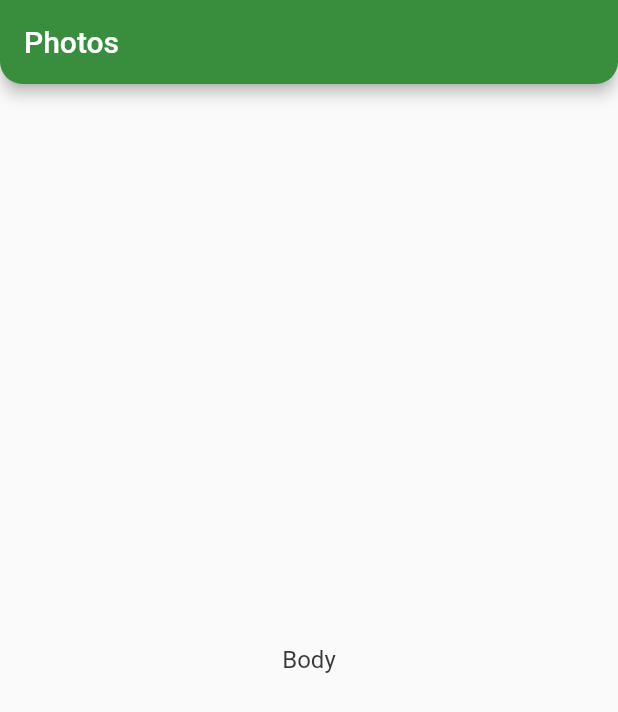
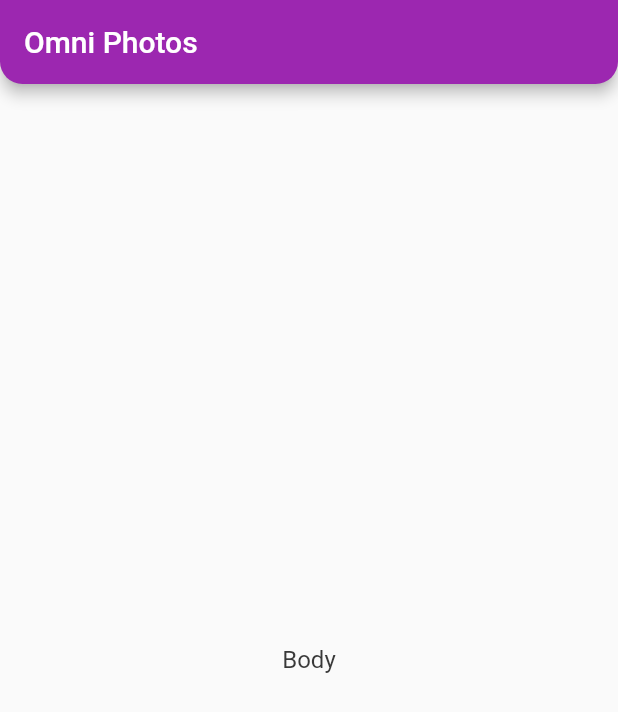
Before and after one commit to pabloj3d/omni_channel_pro, a Flutter app: the screen it shows after launch, on a phone screen of 412 x 824 dp. Shown: the top 712 px of the screen. Run offline on Flutter 3.47's test engine with Material 2 defaults, Android fonts, the light colour scheme and no system bars; our stand-ins replace flutter_dotenv.

Commit message:
Colors App

```diff
--- a/lib/main.dart
+++ b/lib/main.dart
@@ -1,6 +1,6 @@
 import 'package:flutter/material.dart';
+import 'package:omni_pro_app/src/core/config/theme_config.dart';
 import 'package:omni_pro_app/src/core/paths/lib_paths.dart';
-import 'package:omni_pro_app/src/modules/atomic_module.dart/ions/lib_ions.dart';
 
 void main() async {
   await DotEnvPaths.load();
@@ -14,10 +14,9 @@
   @override
   Widget build(BuildContext context) {
     return MaterialApp(
-      title: 'Flutter Demo',
-      theme: ThemeData(
-        primarySwatch: ColorsApp.primarySwatch,
-      ),
+      debugShowCheckedModeBanner: false,
+      title: 'Prueba Omni',
+      theme: ThemeConfigApp.themeApp,
       initialRoute: 'home',
       routes: routes,
     );
--- /dev/null
+++ b/lib/src/core/config/theme_config.dart
@@ -0,0 +1,10 @@
+import 'package:flutter/material.dart';
+import 'package:omni_pro_app/src/modules/atomic_module.dart/ions/lib_ions.dart';
+
+class ThemeConfigApp {
+  static ThemeData get _theme =>
+      ThemeData(primarySwatch: ColorsApp.primarySwatch);
+
+  static ThemeData get themeApp => _theme.copyWith(
+      colorScheme: _theme.colorScheme.copyWith(secondary: ColorsApp.secundary));
+}
--- a/lib/src/modules/atomic_module.dart/atoms/appbar_atoms/appbar_atom.dart
+++ b/lib/src/modules/atomic_module.dart/atoms/appbar_atoms/appbar_atom.dart
@@ -11,7 +11,6 @@
   }) : super(
           key: key,
           title: StyleAppBarAtom.title(title),
-          backgroundColor: ColorsApp.secundary,
           leading: leading,
           actions: actions,
           shape: StyleAppBarAtom.shape(radius),
--- a/lib/src/modules/photo_list_module/photo_list_view.dart
+++ b/lib/src/modules/photo_list_module/photo_list_view.dart
@@ -14,6 +14,6 @@
   }
 
   Widget _body() {
-    return PageTemplate(title: 'Photos');
+    return const PageTemplate(title: 'Omni Photos');
   }
 }
```
